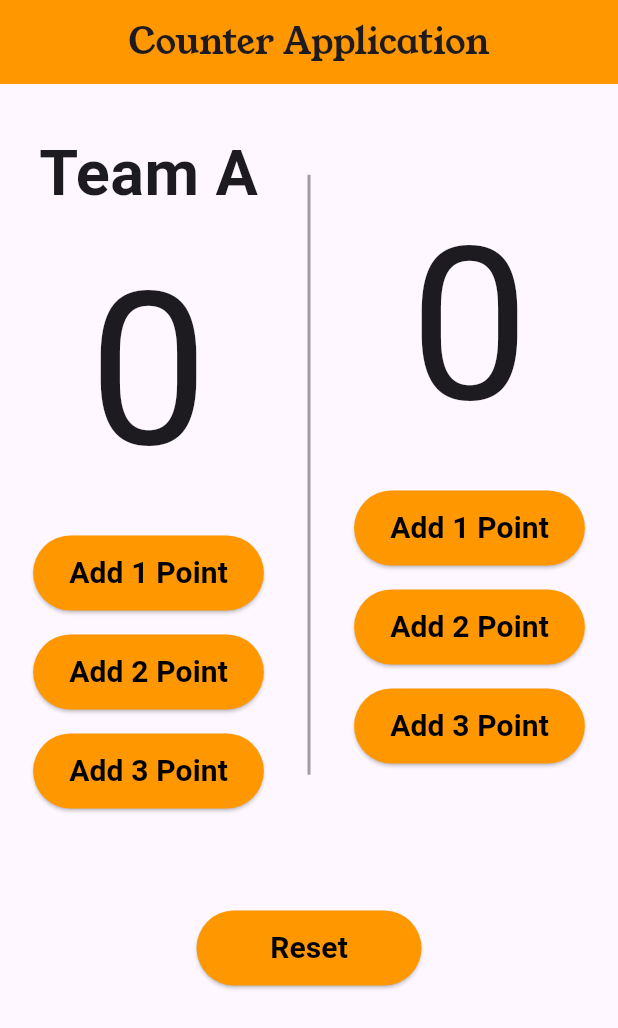
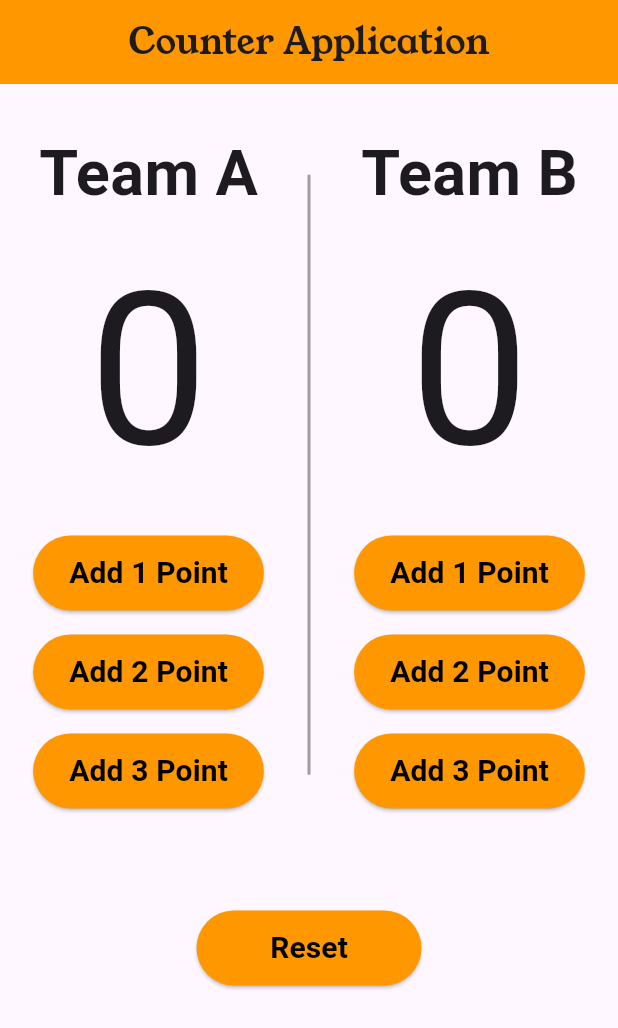
Before and after one commit to MahmoudYasserElbanna/flutter_basketball_counter_app, a Flutter app: the screen it shows after launch, on a phone screen of 412 x 824 dp. Shown: the top 1028 px of the screen. Run offline on Flutter 3.47's test engine with Material 3 defaults, Android fonts, the phone set to English and light mode, and no system bars; our stand-ins replace flutter_bloc.

Commit message:
Add custom text team name

```diff
--- /dev/null
+++ b/lib/Widgets/custom_team_text.dart
@@ -0,0 +1,16 @@
+import 'package:flutter/material.dart';
+
+class CustomTextTeamName extends StatelessWidget {
+  const CustomTextTeamName({super.key, required this.teamName});
+  final String teamName;
+  @override
+  Widget build(BuildContext context) {
+    return Text(
+      teamName,
+      style: const TextStyle(
+        fontSize: 42,
+        fontWeight: FontWeight.bold,
+      ),
+    );
+  }
+}
--- a/lib/main.dart
+++ b/lib/main.dart
@@ -1,4 +1,5 @@
 import 'package:basketball_counter_app/Widgets/custom_elevated_button.dart';
+import 'package:basketball_counter_app/Widgets/custom_team_text.dart';
 import 'package:basketball_counter_app/constants.dart';
 import 'package:flutter/material.dart';
 
@@ -38,15 +39,9 @@ class HomePage extends StatelessWidget {
               height: 30,
             ),
             Row(mainAxisAlignment: MainAxisAlignment.spaceEvenly, children: [
-              const Column(
+              Column(
                 children: [
-                  Text(
-                    'Team A',
-                    style: TextStyle(
-                      fontSize: 42,
-                      fontWeight: FontWeight.bold,
-                    ),
-                  ),
+                  const CustomTextTeamName(teamName: 'Team A'),
                   Text(
                     '0',
                     style: TextStyle(
@@ -69,6 +64,7 @@ class HomePage extends StatelessWidget {
               ),
               Column(
                 children: [
+                  CustomTextTeamName(teamName: 'Team B'),
                   Text(
                     '0',
                     style: const TextStyle(
```
